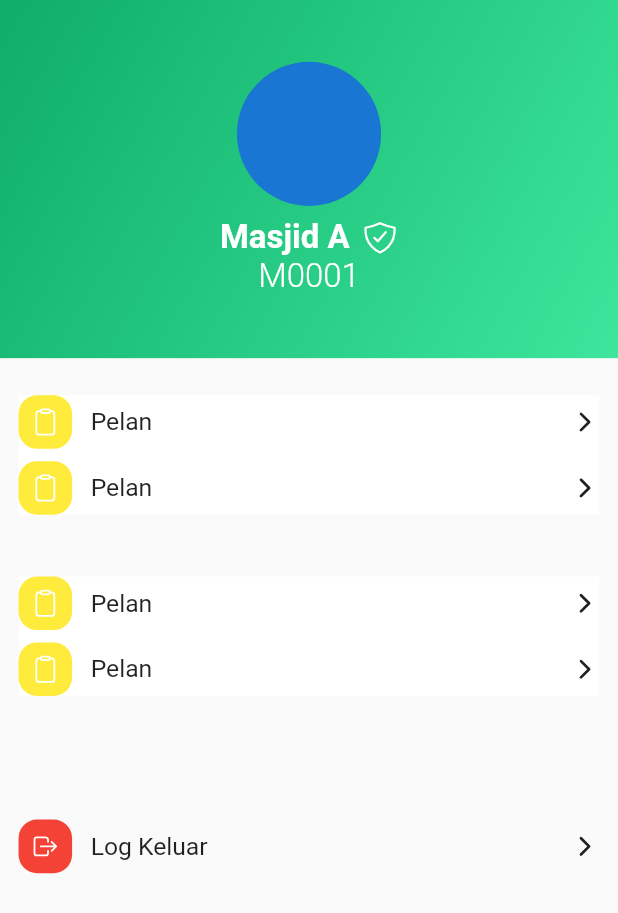
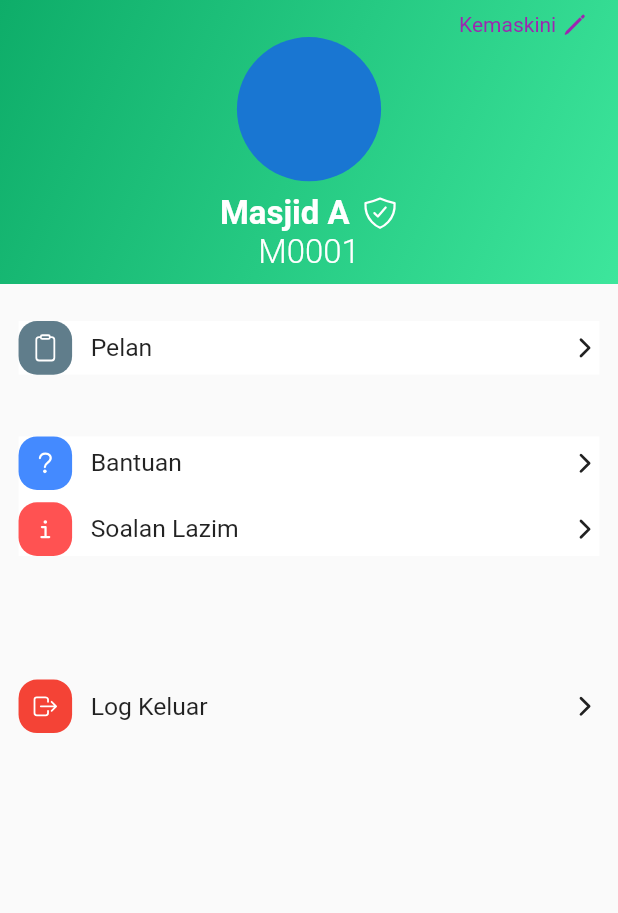
Before and after one commit to Addin15/my_khairat_admin, a Flutter app: the Setting screen opened directly, on a phone screen of 412 x 824 dp. Shown: the top 913 px of the screen. Run offline on Flutter 3.47's test engine with Material 2 defaults, Android fonts, the phone set to English and light mode, and no system bars; our stand-ins replace ionicons, sizer.

Commit message:
update setting ui

```diff
--- a/lib/pages/profile/setting.dart
+++ b/lib/pages/profile/setting.dart
@@ -25,7 +25,10 @@ class _SettingState extends State<Setting> {
             children: [
               Container(
                 width: 100.w,
-                padding: EdgeInsets.symmetric(horizontal: 5.w, vertical: 5.h),
+                padding: EdgeInsets.symmetric(
+                  horizontal: 5.w,
+                  vertical: 1.h,
+                ),
                 decoration: BoxDecoration(
                   gradient: LinearGradient(
                     begin: Alignment.topLeft,
@@ -39,6 +42,24 @@ class _SettingState extends State<Setting> {
                 child: Column(
                   crossAxisAlignment: CrossAxisAlignment.center,
                   children: [
+                    Container(
+                      alignment: Alignment.centerRight,
+                      child: Row(
+                        mainAxisAlignment: MainAxisAlignment.end,
+                        children: [
+                          const Text(
+                            'Kemaskini',
+                            style: TextStyle(color: Colors.purple),
+                          ),
+                          SizedBox(width: 1.w),
+                          Icon(
+                            Ionicons.pencil_outline,
+                            color: Colors.purple,
+                            size: 12.sp,
+                          )
+                        ],
+                      ),
+                    ),
                     CircleAvatar(
                       radius: 35.sp,
                     ),
@@ -88,38 +109,7 @@ class _SettingState extends State<Setting> {
                                 Container(
                                   decoration: BoxDecoration(
                                     borderRadius: BorderRadius.circular(3.w),
-                                    color: Colors.yellow,
-                                  ),
-                                  padding: EdgeInsets.all(2.w),
-                                  child: Icon(
-                                    Ionicons.clipboard_outline,
-                                    color: Colors.white,
-                                    size: 14.sp,
-                                  ),
-                                ),
-                                SizedBox(width: 3.w),
-                                Expanded(
-                                  child: Text(
-                                    'Pelan',
-                                    style: TextStyle(
-                                      fontSize: 12.sp,
-                                      fontWeight: FontWeight.w400,
-                                    ),
-                                  ),
-                                ),
-                                Icon(
-                                  Ionicons.chevron_forward,
-                                  size: 14.sp,
-                                ),
-                              ],
-                            ),
-                            SizedBox(height: 1.h),
-                            Row(
-                              children: [
-                                Container(
-                                  decoration: BoxDecoration(
-                                    borderRadius: BorderRadius.circular(3.w),
-                                    color: Colors.yellow,
+                                    color: Colors.blueGrey,
                                   ),
                                   padding: EdgeInsets.all(2.w),
                                   child: Icon(
@@ -157,11 +147,11 @@ class _SettingState extends State<Setting> {
                                 Container(
                                   decoration: BoxDecoration(
                                     borderRadius: BorderRadius.circular(3.w),
-                                    color: Colors.yellow,
+                                    color: Colors.blueAccent,
                                   ),
                                   padding: EdgeInsets.all(2.w),
                                   child: Icon(
-                                    Ionicons.clipboard_outline,
+                                    Ionicons.help_outline,
                                     color: Colors.white,
                                     size: 14.sp,
                                   ),
@@ -169,7 +159,7 @@ class _SettingState extends State<Setting> {
                                 SizedBox(width: 3.w),
                                 Expanded(
                                   child: Text(
-                                    'Pelan',
+                                    'Bantuan',
                                     style: TextStyle(
                                       fontSize: 12.sp,
                                       fontWeight: FontWeight.w400,
@@ -188,11 +178,11 @@ class _SettingState extends State<Setting> {
                                 Container(
                                   decoration: BoxDecoration(
                                     borderRadius: BorderRadius.circular(3.w),
-                                    color: Colors.yellow,
+                                    color: Colors.redAccent,
                                   ),
                                   padding: EdgeInsets.all(2.w),
                                   child: Icon(
-                                    Ionicons.clipboard_outline,
+                                    Ionicons.information_outline,
                                     color: Colors.white,
                                     size: 14.sp,
                                   ),
@@ -200,7 +190,7 @@ class _SettingState extends State<Setting> {
                                 SizedBox(width: 3.w),
                                 Expanded(
                                   child: Text(
-                                    'Pelan',
+                                    'Soalan Lazim',
                                     style: TextStyle(
                                       fontSize: 12.sp,
                                       fontWeight: FontWeight.w400,
```
